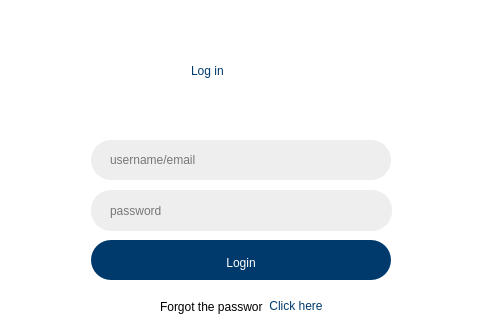
Before: the Qt Designer form CompStud Queuing System/login_page.ui in triciatriza/ccs-queue-sys, drawn with Qt 5; both pictures show x 520 to 1000 and y 100 to 420 of the 1000 by 600 pixel window.
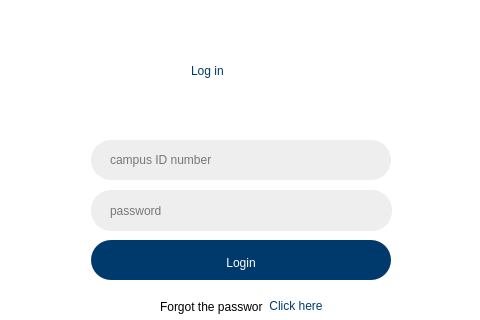
After: the same form once the commit is applied. Icons and pictures are not drawn.

Commit message: login and register uis with text file

```diff
--- a/CompStud Queuing System/login_page.ui
+++ b/CompStud Queuing System/login_page.ui
@@ -131,7 +131,7 @@
 }</string>
     </property>
     <property name="placeholderText">
-     <string>username/email</string>
+     <string>campus ID number</string>
     </property>
    </widget>
    <widget class="QLineEdit" name="password_field">
```
Left out of the diff: 2 changed lines with no effect on the pictures. The commit also changes 6 other files.
